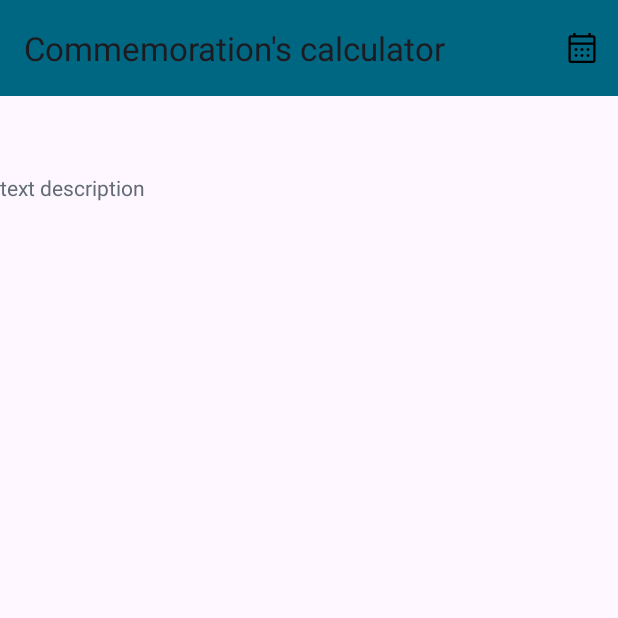
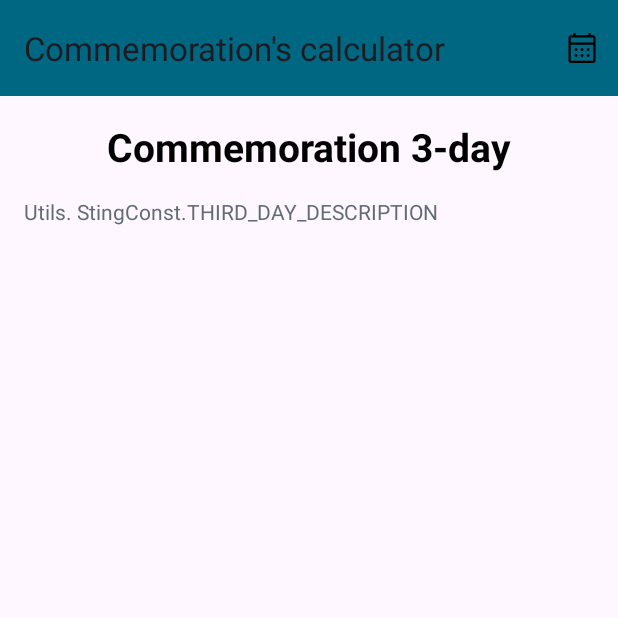
Before and after one commit to ProkhodOlya/CalculyatorPominok, an Android app: the DetailsActivity screen opened directly, with no data from a screen before it, on a phone screen of 412 x 824 dp, the top half of it. Run offline under Robolectric (Android 15) with nearby library versions, the light colour scheme and no system bars.

Commit message:
+ Activity Details add

```diff
--- a/app/src/main/java/com/example/calculyatorpominok/DetailsActivity.kt
+++ b/app/src/main/java/com/example/calculyatorpominok/DetailsActivity.kt
@@ -7,5 +7,7 @@ class DetailsActivity : AppCompatActivity() {
     override fun onCreate(savedInstanceState: Bundle?) {
         super.onCreate(savedInstanceState)
         setContentView(R.layout.activity_details)
+
+
     }
 }
--- a/app/src/main/res/layout/activity_details.xml
+++ b/app/src/main/res/layout/activity_details.xml
@@ -30,6 +30,8 @@
         <androidx.constraintlayout.widget.ConstraintLayout
             android:layout_width="match_parent"
             android:layout_height="match_parent"
+            android:layout_marginHorizontal="16dp"
+            android:layout_marginTop="8dp"
             tools:context=".DetailsActivity">
 
             <TextView
@@ -42,6 +44,7 @@
                 android:textColor="#000000"
                 android:textSize="26sp"
                 android:textStyle="bold"
+                android:text="@string/date_of_death_3day_caption"
                 app:layout_constraintBottom_toTopOf="@id/textDateOfDeathThreeCaptionDetails"
                 app:layout_constraintLeft_toLeftOf="parent"
                 app:layout_constraintRight_toRightOf="parent"
@@ -52,14 +55,15 @@
                 android:id="@+id/textDateOfDeathThreeCaptionDetails"
                 android:layout_width="match_parent"
                 android:layout_height="wrap_content"
-                android:text="text description"
+                android:layout_marginTop="8dp"
+                android:layout_marginBottom="8dp"
+                android:text="Utils. StingConst.THIRD_DAY_DESCRIPTION"
                 android:textColor="#626C77"
                 android:textSize="14sp"
                 app:layout_constraintBottom_toBottomOf="parent"
                 app:layout_constraintLeft_toLeftOf="parent"
                 app:layout_constraintRight_toRightOf="parent"
-                app:layout_constraintTop_toBottomOf="id/textDateOfDeathThreeCaption" />
-
+                app:layout_constraintTop_toBottomOf="@+id/textDateOfDeathThreeCaption" />
 
         </androidx.constraintlayout.widget.ConstraintLayout>
 
```
Also changed, not shown: app/src/main/java/com/example/calculyatorpominok/MainActivity.kt (+8 -1 lines), app/src/main/res/layout/activity_main2.xml (+18 -16 lines).
